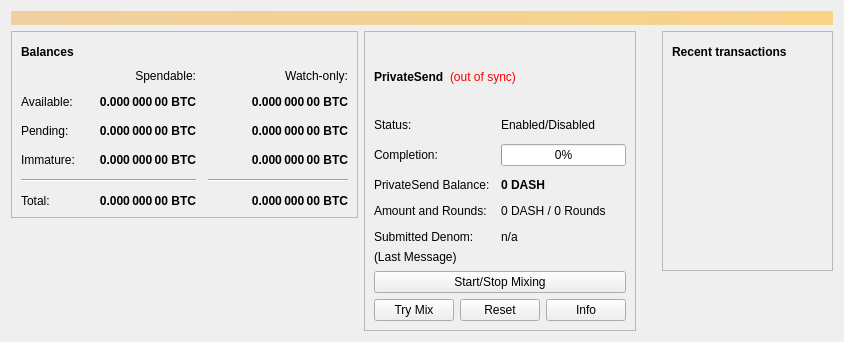
Before: the Qt Designer form src/qt/forms/overviewpage.ui in uhlik-mdfkbtc-veles-development/veles, drawn with Qt 5.
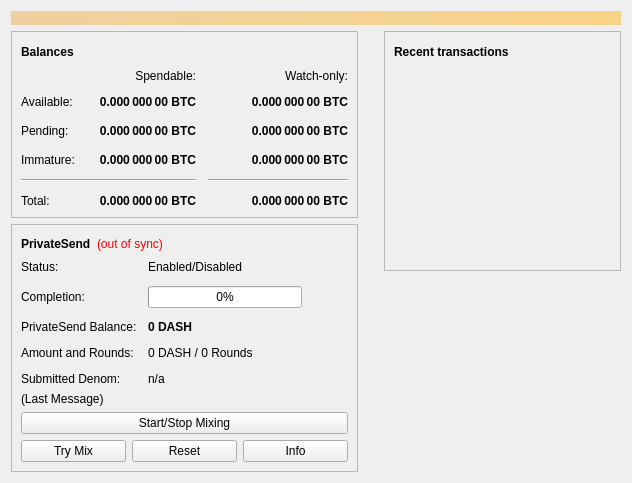
After: the same form once the commit is applied. Icons and pictures are not drawn.

Commit message: PS: fix overviewpage..

```diff
--- a/src/qt/forms/overviewpage.ui
+++ b/src/qt/forms/overviewpage.ui
@@ -6,7 +6,7 @@
    <rect>
     <x>0</x>
     <y>0</y>
-    <width>606</width>
+    <width>632</width>
     <height>342</height>
    </rect>
   </property>
@@ -407,21 +407,6 @@
         </widget>
        </item>
        <item>
-        <spacer name="verticalSpacer">
-         <property name="orientation">
-          <enum>Qt::Vertical</enum>
-         </property>
-         <property name="sizeHint" stdset="0">
-          <size>
-           <width>20</width>
-           <height>40</height>
-          </size>
-         </property>
-        </spacer>
-       </item>
-      </layout>
-     </item>
-     <item>
       <widget class="QFrame" name="framePrivateSend">
        <property name="layoutDirection">
         <enum>Qt::LeftToRight</enum>
@@ -465,7 +450,7 @@
            </widget>
           </item>
           <item>
-           <spacer name="horizontalSpacer_4">
+             <spacer name="horizontalSpacer_6">
             <property name="orientation">
              <enum>Qt::Horizontal</enum>
             </property>
@@ -664,6 +649,21 @@
         </item>
        </layout>
       </widget>
+       </item>
+       <item>
+        <spacer name="verticalSpacer">
+         <property name="orientation">
+          <enum>Qt::Vertical</enum>
+         </property>
+         <property name="sizeHint" stdset="0">
+          <size>
+           <width>20</width>
+           <height>40</height>
+          </size>
+         </property>
+        </spacer>
+       </item>
+      </layout>
      </item>
      <item>
       <spacer name="horizontalSpacer_5">
```
Lines whose indentation alone changed are shown as unchanged. The commit also changes 1 other file.
